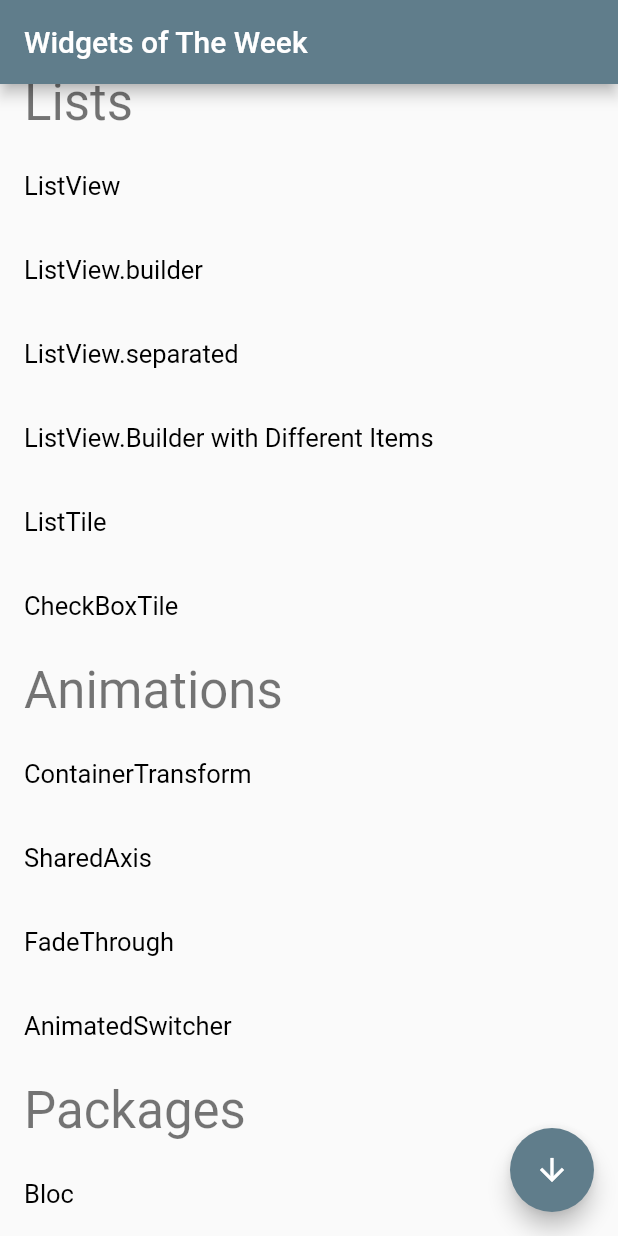
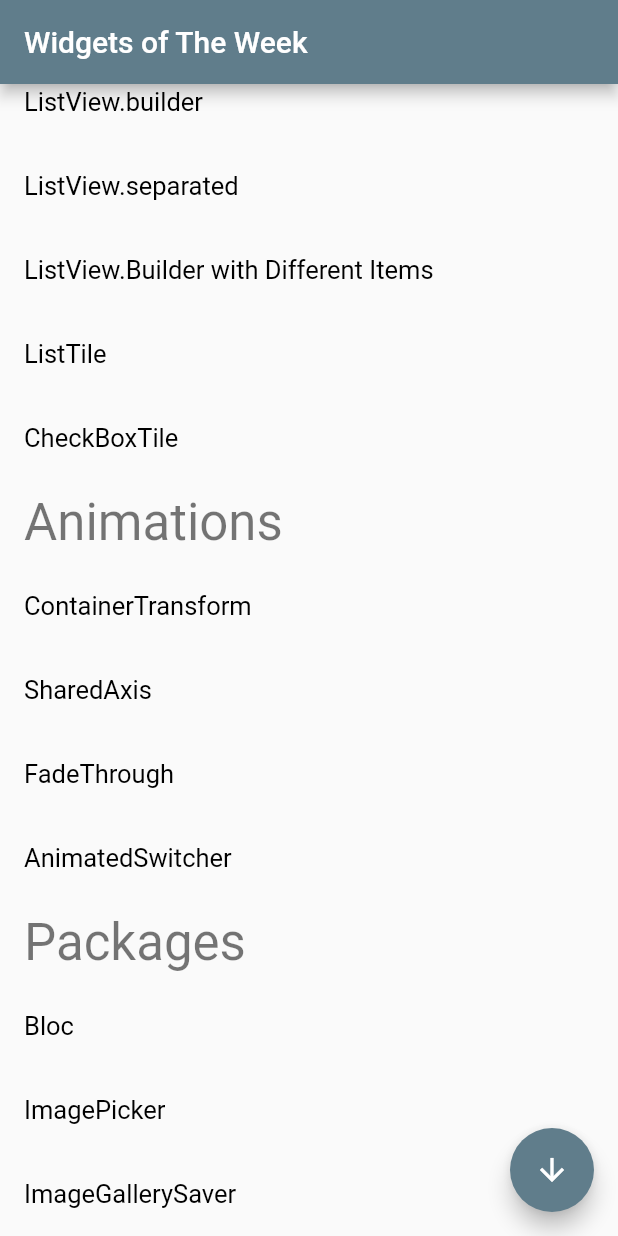
Before and after one commit to mike123789-dev/weekly_widgets, a Flutter app: the screen it shows after launch, after a tap on the "arrow downward" icon, on a phone screen of 412 x 824 dp. Run offline on Flutter 3.47's test engine with Material 2 defaults, Android fonts, the phone set to English and light mode, and no system bars; our stand-ins replace bloc, flutter_bloc, gallery_saver, image_picker, webview_flutter.

Commit message:
feat: update HomeListView

```diff
--- a/lib/deatil_view.dart
+++ b/lib/deatil_view.dart
@@ -24,7 +24,7 @@ class DetailView extends StatelessWidget {
           IconButton(
               icon: Icon(Icons.favorite_border),
               onPressed: () {
-                _showWebView(context);
+                // _showWebView(context);
               })
         ],
       ),
--- a/lib/home_list_view.dart
+++ b/lib/home_list_view.dart
@@ -6,6 +6,7 @@ import 'package:weekly_widgets/widgets/my_padding.dart';
 import 'package:weekly_widgets/widgets/my_second_buttons.dart';
 import 'package:weekly_widgets/widgets/my_slider.dart';
 import 'package:weekly_widgets/widgets/my_text_field.dart';
+import 'package:weekly_widgets/widgets/packages/my_image_picker.dart';
 import 'widgets/animations/animations.dart';
 import 'widgets/lists/lists.dart';
 import 'widgets/packages/packages.dart';
@@ -116,6 +117,12 @@ class _HomeListViewState extends State<HomeListView> {
     WidgetItem(
       MyWidget(widgetName: "Bloc", widget: MyBloc()),
     ),
+    WidgetItem(
+      MyWidget(widgetName: "ImagePicker", widget: MyImagePicker()),
+    ),
+    WidgetItem(
+      MyWidget(widgetName: "ImageGallerySaver", widget: MyGallerySaver()),
+    ),
   ];
 
   void _pushDetailScreen(BuildContext context, HomeListItem item) {
--- a/lib/widgets/packages/packages.dart
+++ b/lib/widgets/packages/packages.dart
@@ -1,2 +1,4 @@
 export 'my_bloc.dart';
 export 'my_sqflite.dart';
+export 'my_image_picker.dart';
+export 'my_gallery_saver.dart';
--- a/pubspec.yaml
+++ b/pubspec.yaml
@@ -28,6 +28,11 @@ dependencies:
   cupertino_icons: ^1.0.0
   equatable: ^1.2.6
   flutter_bloc: ^6.1.2
+  gallery_saver: ^2.0.3
+  http: ^0.12.2
+  image_gallery_saver: ^1.6.7
+  image_picker: ^0.6.7+22
+  path_provider: ^1.6.27
   sqflite: ^1.3.2+3
   webview_flutter: ^1.0.7
 
```
Also changed, not shown: pubspec.lock, 2 other files.
